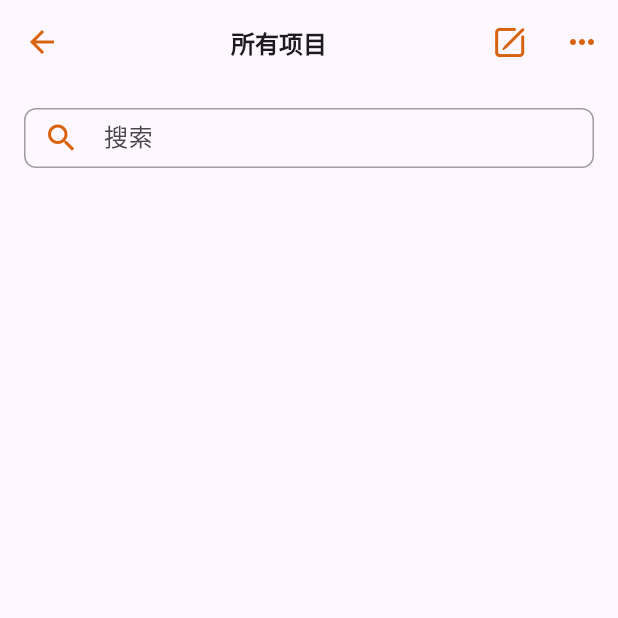
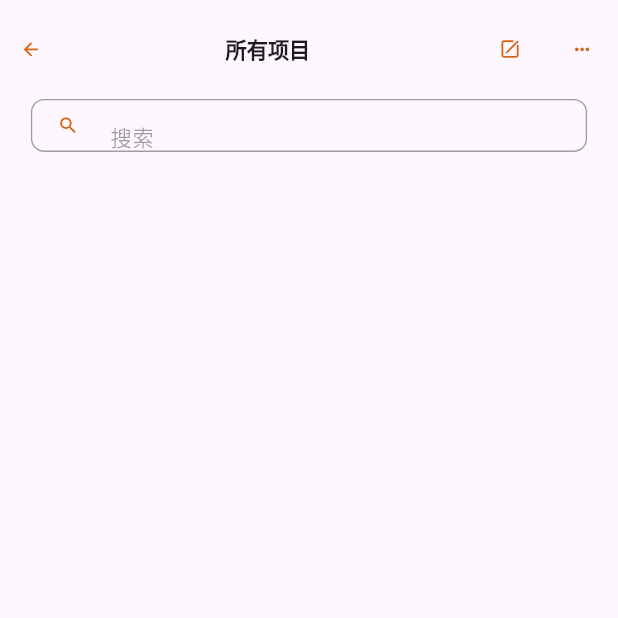
Before and after one commit to MrZhangsun/flutter-valuable, a Flutter app: the screen it shows after launch, after a tap on "所有项目", on a phone screen of 412 x 824 dp, the top half of it. Run offline on Flutter 3.47's test engine with Material 3 defaults, Android fonts, the phone set to English and light mode, and no system bars; our stand-ins replace drift, drift_sqflite, flutter_screenutil, logger; accounts and stored records are empty; generated files the repository leaves out were written again; network calls fail.

```diff
--- a/lib/features/home.dart
+++ b/lib/features/home.dart
@@ -4,6 +4,7 @@ import 'package:valuable/features/list.dart';
 import 'profile.dart';
 import '../services/constants.dart';
 import 'create_dialog.dart';
+import 'package:flutter_screenutil/flutter_screenutil.dart';
 
 final _logger = Logger();
 
@@ -37,11 +38,6 @@ class _HomePageState extends State<HomePage> {
     },
   ];
 
-  // void _push2NewPage() {
-  //   Navigator.push(context,
-  //       MaterialPageRoute(builder: (context) => const StartBusinssPage()));
-  // }
-
   void _push2ListPage(String name) {
     Navigator.push(context,
         MaterialPageRoute(builder: (context) => Dashboard(name: name)));
@@ -51,64 +47,70 @@ class _HomePageState extends State<HomePage> {
   Widget build(BuildContext context) {
     return Scaffold(
         appBar: AppBar(
-          title: const Text(
+          title: Text(
             'Valuable Your Business!',
             style: TextStyle(
-                fontSize: 18.0,
+                fontSize: 16.sp,
                 color: AppColors.textHead1Color,
                 fontWeight: FontWeight.bold),
           ),
-          titleSpacing: 2.0,
-          iconTheme: const IconThemeData(color: AppColors.iconColor),
+          titleSpacing: ScreenUtil().setWidth(0.01.sw),
+          leadingWidth: 0.1.sw,
+          iconTheme: IconThemeData(
+            color: AppColors.iconColor,
+            size: 16.sp,
+          ),
           actions: [
             IconButton(
                 onPressed: () {
                   _logger.i("app bar search...");
                 },
-              icon: const Icon(Icons.search),
-              color: AppColors.accentColor,
-            ),
+                icon: const Icon(
+                  Icons.search,
+                )),
             IconButton(
                 onPressed: () {
                   _logger.i("app bar more...");
                 },
-                icon: const Icon(
-                  Icons.notifications,
-                  color: AppColors.iconColor,
-                ))
+                icon:
+                    const Icon(Icons.notifications, color: AppColors.iconColor))
           ],
           backgroundColor: AppColors.primaryColor,
+          toolbarHeight: 0.1.sh,
         ),
         drawer: const Profile(),
         body: Padding(
-          padding: const EdgeInsets.fromLTRB(15, 20, 15, 50),
+          padding: EdgeInsets.only(left: 0.01.sw),
           child: Column(
             mainAxisAlignment: MainAxisAlignment.spaceBetween,
             crossAxisAlignment: CrossAxisAlignment.center,
             verticalDirection: VerticalDirection.down,
             children: [
-              SizedBox(
-                height: 600,
+              Expanded(
+                flex: 9,
                 child: ListView.builder(
                   itemCount: categories.length,
+                  itemExtent: 40.h,
                   itemBuilder: (context, index) {
                     return ListTile(
                       leading: Icon(
                         categories[index]['icon'],
                         color: AppColors.iconColor,
+                        size: 16.sp,
                       ),
+                      horizontalTitleGap: 0.02.sw,
                       title: Text(categories[index]['name']),
                       trailing: Row(
                         mainAxisSize: MainAxisSize.min, // 确保Row使用最小空间
                         children: [
                           Text(
                             categories[index]['count'].toString(),
-                            style: const TextStyle(fontSize: 16),
+                            style: TextStyle(fontSize: 16.sp),
                           ), // 显示数字
-                          const SizedBox(width: 8), // 设置数字和图标之间的间距
-                          const Icon(
+                          SizedBox(width: 0.02.sw), // 设置数字和图标之间的间距
+                          Icon(
                             Icons.arrow_forward_ios,
-                            size: 16,
+                            size: 16.sp,
                           ), // 显示图标
                         ],
                       ),
@@ -119,7 +121,9 @@ class _HomePageState extends State<HomePage> {
                   },
                 ),
               ),
-              TextButton(
+              Expanded(
+                  flex: 2,
+                  child: TextButton(
                       onPressed: () {
                         showProjectCreateDialog(context);
                       },
@@ -129,18 +133,18 @@ class _HomePageState extends State<HomePage> {
                           Icon(
                             IconFont.creation,
                             color: AppColors.iconColor,
-                        size: 22,
+                            size: 22.sp,
                           ),
-                      const SizedBox(
-                        width: 3,
+                          SizedBox(
+                            width: 3.w,
                           ),
-                      const Text('新建项目',
+                          Text('新建项目',
                               style: TextStyle(
-                              fontSize: 18,
+                                  fontSize: 18.sp,
                                   fontWeight: FontWeight.bold,
                                   color: AppColors.iconColor))
                         ],
-                  ))
+                      )))
             ],
           ),
         ));
--- a/lib/features/list.dart
+++ b/lib/features/list.dart
@@ -2,6 +2,7 @@ import 'package:flutter/material.dart';
 import 'package:logger/logger.dart';
 import '../services/constants.dart';
 import 'create_dialog.dart';
+import 'package:flutter_screenutil/flutter_screenutil.dart';
 
 final _logger = Logger();
 
@@ -13,13 +14,18 @@ class Dashboard extends StatelessWidget {
   Widget build(BuildContext context) {
     return Scaffold(
       appBar: AppBar(
+        toolbarHeight: 0.08.sh,
+        leadingWidth: 0.1.sw,
         title: Center(
           child: Text(
             name,
-            style: const TextStyle(fontSize: 16, fontWeight: FontWeight.bold),
+            style: TextStyle(fontSize: 16.sp, fontWeight: FontWeight.bold),
           ),
         ),
-        iconTheme: const IconThemeData(color: AppColors.iconColor),
+        iconTheme: IconThemeData(
+          color: AppColors.iconColor,
+          size: 16.sp,
+        ),
         actions: [
           IconButton(
               onPressed: () {
@@ -28,7 +34,6 @@ class Dashboard extends StatelessWidget {
               },
               icon: Icon(
                 IconFont.creation,
-                color: AppColors.iconColor,
               )),
           IconButton(
               onPressed: () {
@@ -36,38 +41,37 @@ class Dashboard extends StatelessWidget {
               },
               icon: const Icon(
                 Icons.more_horiz_outlined,
-                color: AppColors.iconColor,
               ))
         ],
       ),
-      body: Padding(
-          padding: const EdgeInsets.all(16.0),
-          child: Column(
+      body: Column(
         children: [
           Center(
             child: Container(
-                  width: 900,
-                  height: 40, // 设置搜索框的宽度
+              width: 0.9.sw,
+              height: 40.h, // 设置搜索框的宽度
               decoration: BoxDecoration(
-                    borderRadius: BorderRadius.circular(8.0), // 设置圆角
-                    border: Border.all(color: Colors.grey, width: 1), // 设置边框
+                borderRadius: BorderRadius.circular(10.0.r), // 设置圆角
+                border: Border.all(color: Colors.grey, width: 1.r), // 设置边框
               ),
-                  child: const TextField(
+              child: TextField(
                 decoration: InputDecoration(
                   prefixIcon: Icon(
                     Icons.search,
                     color: AppColors.iconColor,
+                    size: 16.sp,
                   ), // 搜索图标
                   hintText: '搜索', // 提示文本
+                  hintStyle: TextStyle(color: Colors.black38, fontSize: 16.sp),
                   border: InputBorder.none, // 移除默认边框
-                      contentPadding:
-                          EdgeInsets.symmetric(horizontal: 16.0), // 设置内边距
+                  // contentPadding:
+                  //     EdgeInsets.symmetric(horizontal: 0.0), // 设置内边距
                 ),
               ),
             ),
           ),
         ],
-          )),
+      ),
     );
   }
 }
--- a/lib/main.dart
+++ b/lib/main.dart
@@ -1,5 +1,6 @@
 import 'package:flutter/material.dart';
 import 'features/home.dart';
+import 'package:flutter_screenutil/flutter_screenutil.dart';
 
 const appName = 'Valuable App';
 
@@ -14,14 +15,27 @@ class ValuableApp extends StatelessWidget {
   @override
   Widget build(BuildContext context) {
     // 应用的顶层组件，管理整个应用的路由、主题设置、导航器等
-    return MaterialApp(
-      title: appName,
-      theme: ThemeData(
-        colorScheme: ColorScheme.fromSeed(seedColor: const Color.fromARGB(255, 153, 138, 180)),
-        useMaterial3: true,
+    return ScreenUtilInit(
+      designSize: const Size(431, 932),
+      minTextAdapt: true,
+      splitScreenMode: true,
+      child: MaterialApp(
+        title: appName,
+        theme: ThemeData(
+            colorScheme: ColorScheme.fromSeed(
+                seedColor: const Color.fromARGB(255, 153, 138, 180)),
+            useMaterial3: true,
+            textTheme: TextTheme(
+              bodySmall: TextStyle(fontSize: 12.sp),
+              bodyMedium: TextStyle(fontSize: 14.sp),
+              bodyLarge: TextStyle(fontSize: 16.sp),
+              displaySmall: TextStyle(fontSize: 18.sp),
+              displayMedium: TextStyle(fontSize: 20.sp),
+              displayLarge: TextStyle(fontSize: 22.sp),
+            )),
+        home: const HomePage(),
+        debugShowCheckedModeBanner: false,
       ),
-      home: const HomePage(),
-      debugShowCheckedModeBanner: false,
     );
   }
 }
```
Also changed, not shown: 1 other file. Lines whose indentation alone changed are shown as unchanged.
